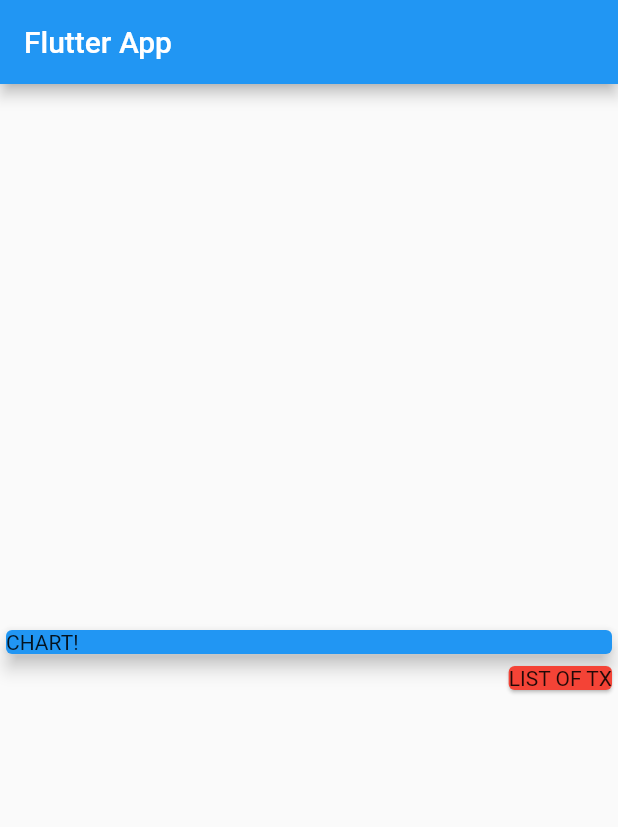
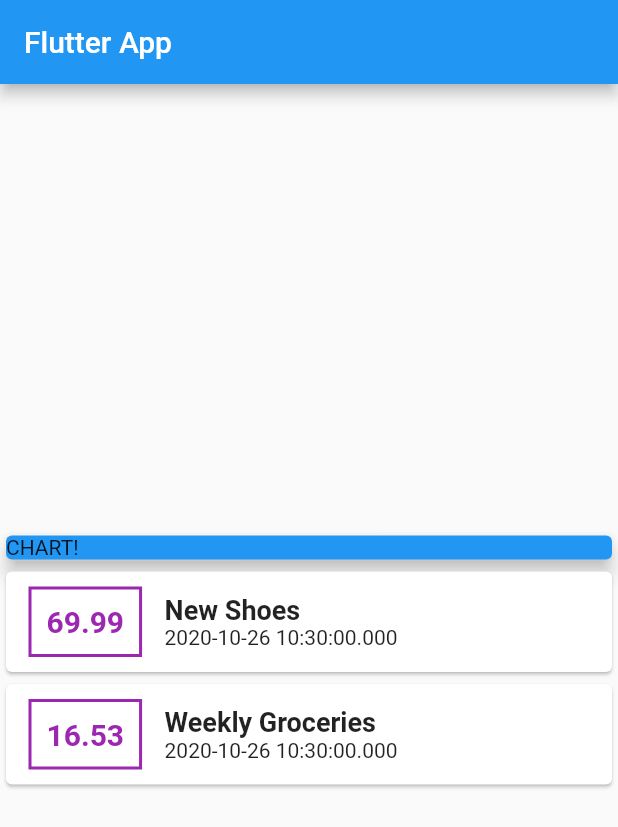
Before and after one commit to BunlaiKek/personal-expense, a Flutter app: the screen it shows after launch, on a phone screen of 412 x 824 dp. Shown: the top 827 px of the screen. Run offline on Flutter 3.47's test engine with Material 2 defaults, Android fonts, the phone set to English and light mode, and no system bars.

Commit message:
styling on card

```diff
--- a/lib/main.dart
+++ b/lib/main.dart
@@ -20,6 +20,12 @@ class MyHomePage extends StatelessWidget {
       title: 'New Shoes',
       amount: 69.99,
       date: DateTime.now(),
+    ),
+    Transaction(
+      id: 't2',
+      title: 'Weekly Groceries',
+      amount: 16.53,
+      date: DateTime.now(),
     )
   ];
   @override
@@ -30,7 +36,7 @@ class MyHomePage extends StatelessWidget {
         ),
         body: Column(
           mainAxisAlignment: MainAxisAlignment.center,
-          crossAxisAlignment: CrossAxisAlignment.end,
+          crossAxisAlignment: CrossAxisAlignment.center,
           children: <Widget>[
             Container(
               width: double.infinity,
@@ -40,9 +46,40 @@ class MyHomePage extends StatelessWidget {
                 elevation: 5,
               ),
             ),
-            Card(
-              child: Text("LIST OF TX"),
-              color: Colors.red,
+            Column(
+              children: transactions.map((tx) {
+                return Card(
+                  child: Row(
+                    children: [
+                      Container(
+                        margin:
+                            EdgeInsets.symmetric(vertical: 10, horizontal: 15),
+                        child: Text(
+                          tx.amount.toString(),
+                          style: TextStyle(
+                              fontWeight: FontWeight.bold,
+                              fontSize: 20,
+                              color: Colors.purple),
+                        ),
+                        decoration: BoxDecoration(
+                            border: Border.all(color: Colors.purple, width: 2)),
+                        padding: EdgeInsets.all(10),
+                      ),
+                      Column(
+                        crossAxisAlignment: CrossAxisAlignment.start,
+                        children: [
+                          Text(
+                            tx.title,
+                            style: TextStyle(
+                                fontSize: 18, fontWeight: FontWeight.bold),
+                          ),
+                          Text(tx.date.toString())
+                        ],
+                      )
+                    ],
+                  ),
+                );
+              }).toList(),
             )
           ],
         ));
--- a/lib/transaction.dart
+++ b/lib/transaction.dart
@@ -1,8 +1,13 @@
+import 'package:flutter/foundation.dart';
+
 class Transaction {
   final String id;
   final String title;
   final double amount;
   final DateTime date;
-
-  Transaction({this.id, this.title, this.amount, this.date});
+  Transaction(
+      {@required this.id,
+      @required this.title,
+      @required this.amount,
+      @required this.date});
 }
```
Also changed, not shown: pubspec.lock.
